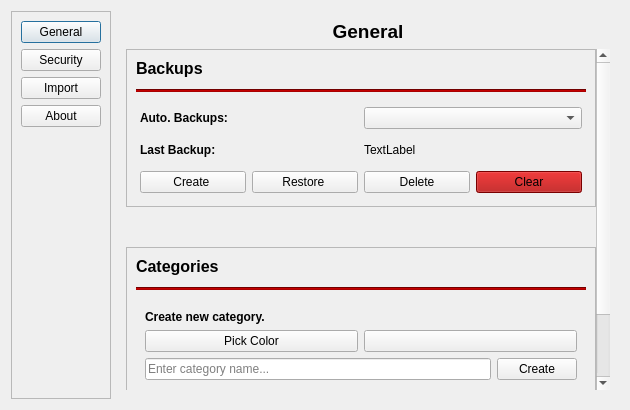
This is src/settingswindow.ui in sera619/PassTreasure as Qt 5 draws it before an edit. The edited form follows.
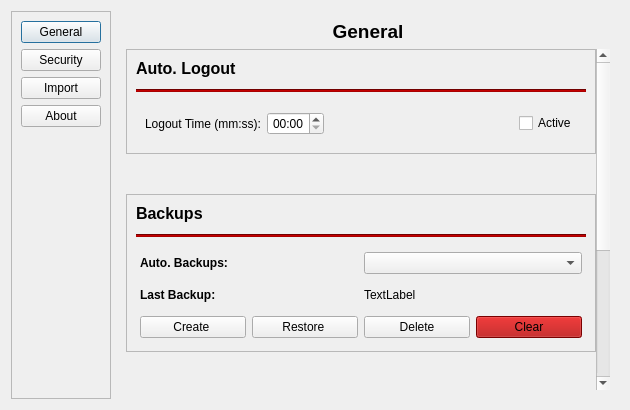
This is the edited form.

Commit message: add autologout options

The edit to the form file:
```diff
--- a/src/settingswindow.ui
+++ b/src/settingswindow.ui
@@ -107,7 +107,7 @@
             <x>0</x>
             <y>0</y>
             <width>473</width>
-            <height>457</height>
+            <height>607</height>
            </rect>
           </property>
           <layout class="QVBoxLayout" name="verticalLayout_3">
@@ -126,6 +126,120 @@
            <property name="bottomMargin">
             <number>0</number>
            </property>
+           <item>
+            <widget class="QFrame" name="autoLogoutFrame">
+             <property name="frameShape">
+              <enum>QFrame::Shape::StyledPanel</enum>
+             </property>
+             <property name="frameShadow">
+              <enum>QFrame::Shadow::Raised</enum>
+             </property>
+             <layout class="QVBoxLayout" name="verticalLayout_15">
+              <item>
+               <widget class="QLabel" name="label_10">
+                <property name="font">
+                 <font>
+                  <pointsize>12</pointsize>
+                  <bold>true</bold>
+                 </font>
+                </property>
+                <property name="text">
+                 <string>Auto. Logout</string>
+                </property>
+               </widget>
+              </item>
+              <item>
+               <widget class="QFrame" name="frame_8">
+                <property name="frameShape">
+                 <enum>QFrame::Shape::NoFrame</enum>
+                </property>
+                <property name="frameShadow">
+                 <enum>QFrame::Shadow::Raised</enum>
+                </property>
+                <layout class="QVBoxLayout" name="verticalLayout_14">
+                 <property name="leftMargin">
+                  <number>0</number>
+                 </property>
+                 <property name="topMargin">
+                  <number>5</number>
+                 </property>
+                 <property name="rightMargin">
+                  <number>0</number>
+                 </property>
+                 <property name="bottomMargin">
+                  <number>5</number>
+                 </property>
+                 <item>
+                  <widget class="Line" name="line_6">
+                   <property name="styleSheet">
+                    <string notr="true">background:rgb(170, 0, 0)</string>
+                   </property>
+                   <property name="orientation">
+                    <enum>Qt::Orientation::Horizontal</enum>
+                   </property>
+                  </widget>
+                 </item>
+                </layout>
+               </widget>
+              </item>
+              <item>
+               <widget class="QFrame" name="frame_9">
+                <property name="frameShape">
+                 <enum>QFrame::Shape::NoFrame</enum>
+                </property>
+                <property name="frameShadow">
+                 <enum>QFrame::Shadow::Raised</enum>
+                </property>
+                <layout class="QHBoxLayout" name="horizontalLayout_10">
+                 <item>
+                  <widget class="QLabel" name="label_11">
+                   <property name="text">
+                    <string>Logout Time (mm:ss):</string>
+                   </property>
+                  </widget>
+                 </item>
+                 <item>
+                  <widget class="QTimeEdit" name="autoLogoutTimeEdit">
+                   <property name="wrapping">
+                    <bool>false</bool>
+                   </property>
+                   <property name="alignment">
+                    <set>Qt::AlignmentFlag::AlignCenter</set>
+                   </property>
+                   <property name="currentSection">
+                    <enum>QDateTimeEdit::Section::SecondSection</enum>
+                   </property>
+                   <property name="displayFormat">
+                    <string>mm:ss</string>
+                   </property>
+                  </widget>
+                 </item>
+                 <item>
+                  <spacer name="horizontalSpacer">
+                   <property name="orientation">
+                    <enum>Qt::Orientation::Horizontal</enum>
+                   </property>
+                   <property name="sizeHint" stdset="0">
+                    <size>
+                     <width>40</width>
+                     <height>20</height>
+                    </size>
+                   </property>
+                  </spacer>
+                 </item>
+                 <item>
+                  <widget class="QCheckBox" name="autoLogoutCheckBox">
+                   <property name="text">
+                    <string>Active</string>
+                   </property>
+                  </widget>
+                 </item>
+                </layout>
+               </widget>
+              </item>
+             </layout>
+            </widget>
+           </item>
            <item>
             <widget class="QFrame" name="backupFrame">
              <property name="sizePolicy">
```
The commit also changes 2 other files.
